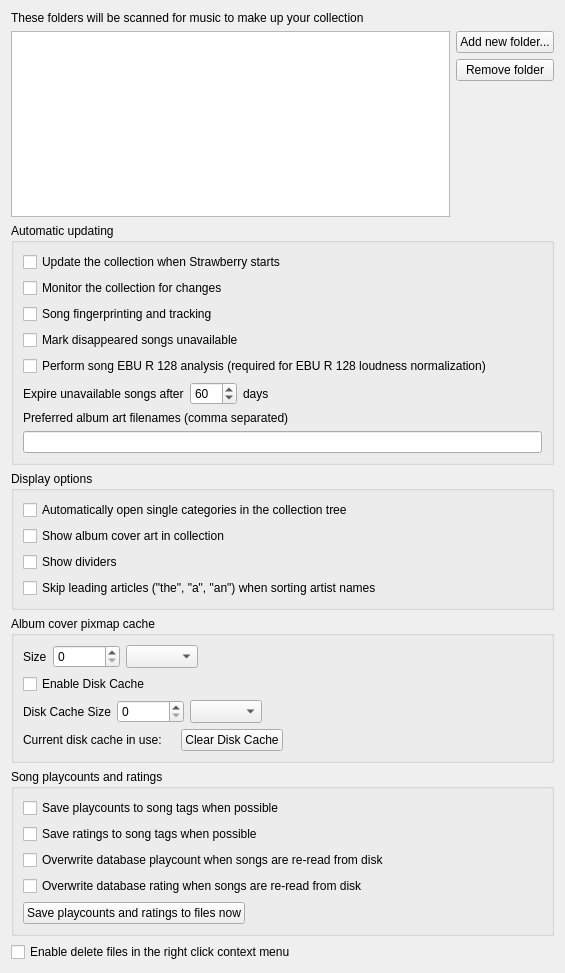
strawberrymusicplayer/strawberry, file src/settings/collectionsettingspage.ui: the form before one commit.
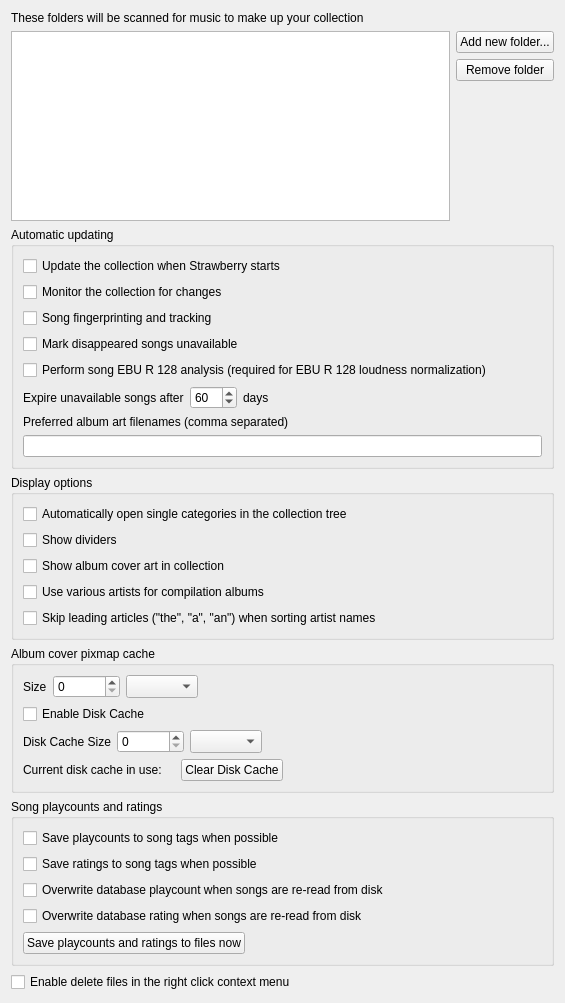
The form after the commit.

Commit message:
Rewrite collection model and search
Fixes #392

```diff
--- a/src/settings/collectionsettingspage.ui
+++ b/src/settings/collectionsettingspage.ui
@@ -7,7 +7,7 @@
     <x>0</x>
     <y>0</y>
     <width>565</width>
-    <height>973</height>
+    <height>1003</height>
    </rect>
   </property>
   <property name="windowTitle">
@@ -211,13 +211,6 @@
         </property>
        </widget>
       </item>
-      <item>
-       <widget class="QCheckBox" name="pretty_covers">
-        <property name="text">
-         <string>Show album cover art in collection</string>
-        </property>
-       </widget>
-      </item>
       <item>
        <widget class="QCheckBox" name="show_dividers">
         <property name="text">
@@ -225,6 +218,20 @@
         </property>
        </widget>
       </item>
+      <item>
+       <widget class="QCheckBox" name="pretty_covers">
+        <property name="text">
+         <string>Show album cover art in collection</string>
+        </property>
+       </widget>
+      </item>
+      <item>
+       <widget class="QCheckBox" name="various_artists">
+        <property name="text">
+         <string>Use various artists for compilation albums</string>
+        </property>
+       </widget>
+      </item>
       <item>
        <widget class="QCheckBox" name="sort_skips_articles">
         <property name="text">
```
Left out of the diff: 9 changed lines with no effect on the pictures. The commit also changes 50 other files.
